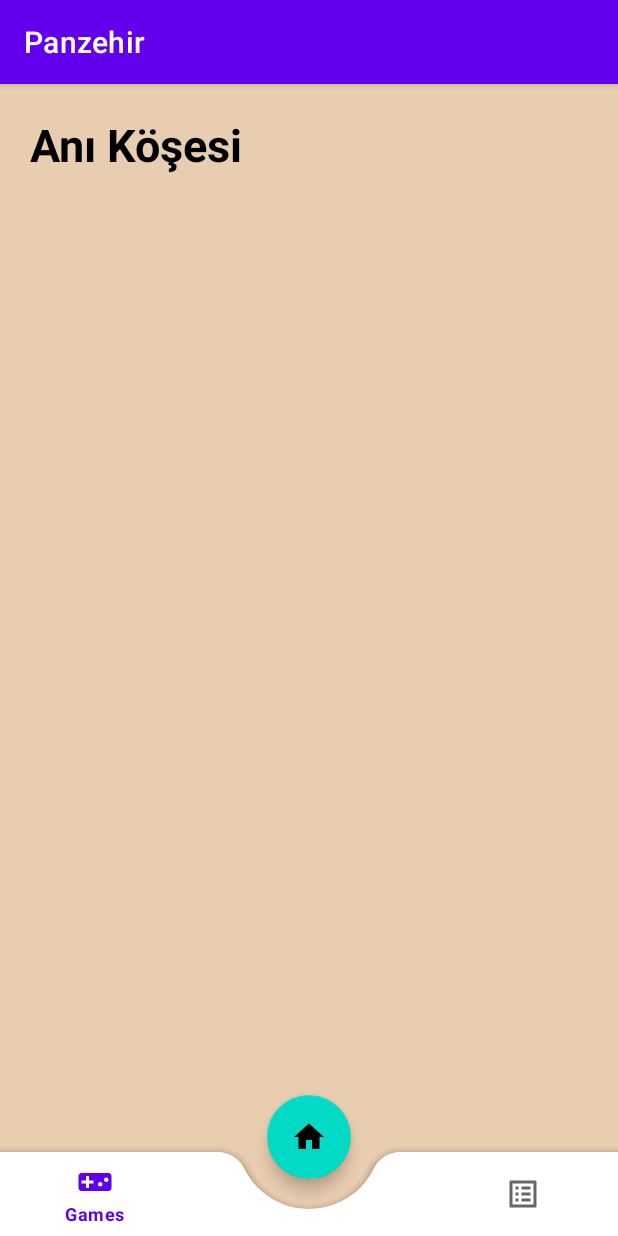
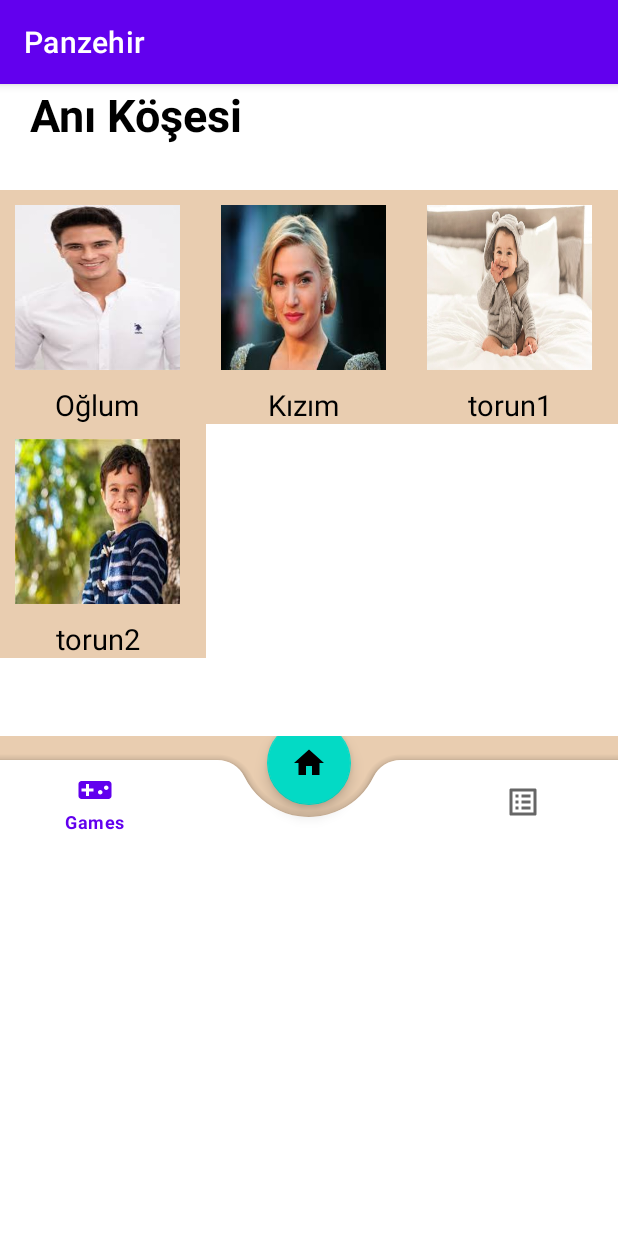
Before and after one commit to sevvalbicerr/Bitirme-Projesi-Panzehir, an Android app: the Memories screen opened through its navigation route, on a phone screen of 412 x 824 dp. Run offline under Robolectric (Android 15) with nearby library versions, the phone set to English and light mode, and no system bars; our stand-ins replace sdp/ssp sizes.

Commit message:
Anılar sayfası için gerekli GridViewAdapter Backend işlemleri ve frıntend güncellemeleri

```diff
--- /dev/null
+++ b/app/src/main/java/com/example/panzehir/model/memoriesGridModel.kt
@@ -0,0 +1,4 @@
+package com.example.panzehir.model
+
+data class memoriesGridModel(var name:String, var imageDrawable:Int) {
+}
--- /dev/null
+++ b/app/src/main/java/com/example/panzehir/view_Patient/memories/AnagramGridViewAdapter.kt
@@ -0,0 +1,60 @@
+package com.example.panzehir.view_Patient.memories
+
+import android.content.Context
+import android.view.LayoutInflater
+import android.view.View
+import android.view.ViewGroup
+import android.widget.BaseAdapter
+import android.widget.ImageView
+import android.widget.TextView
+import com.example.panzehir.R
+import com.example.panzehir.databinding.GridviewformemoriesfragmentBinding
+import com.example.panzehir.model.memoriesGridModel
+
+class AnagramGridViewAdapter(val listOfPosts: ArrayList<memoriesGridModel>,  context: Context
+): BaseAdapter() {
+    private lateinit var itemBinding: GridviewformemoriesfragmentBinding
+    val inflater: LayoutInflater = LayoutInflater.from(context)
+    //var context: Context? = null
+
+    override fun getCount(): Int {
+       return listOfPosts.size
+    }
+
+    override fun getItem(position: Int): Any {
+        return listOfPosts.get(position)
+    }
+
+    override fun getItemId(position: Int): Long {
+        return position.toLong()
+    }
+
+
+    override fun getView(position: Int, convertView: View?, parent: ViewGroup?): View {
+
+        var view=convertView
+        val holder: ItemViewHolder
+        if (view == null) {
+            itemBinding = GridviewformemoriesfragmentBinding.inflate(inflater)
+            view = itemBinding.root
+            holder = ItemViewHolder()
+            holder.name = itemBinding.tv
+            holder.icon = itemBinding.ivGallery
+            view.tag = holder
+        } else {
+            holder = view.tag as ItemViewHolder
+        }
+        holder.name!!.text= this.listOfPosts[position].name
+        holder.icon!!.setImageResource(this.listOfPosts[position].imageDrawable)
+        return view
+
+        //val myView= GridviewformemoriesfragmentBinding.inflate(LayoutInflater.from(parent!!.context),parent,false)
+
+
+    }
+    internal class ItemViewHolder {
+        var name: TextView? = null
+        var icon: ImageView? = null
+    }
+
+}
--- a/app/src/main/java/com/example/panzehir/view_Patient/memories/Memories.kt
+++ b/app/src/main/java/com/example/panzehir/view_Patient/memories/Memories.kt
@@ -5,18 +5,41 @@ import androidx.fragment.app.Fragment
 import android.view.LayoutInflater
 import android.view.View
 import android.view.ViewGroup
+import android.widget.AdapterView
+import android.widget.Toast
 import androidx.lifecycle.ViewModelProvider
+import com.example.panzehir.R
 import com.example.panzehir.databinding.MemoriesFragmentBinding
+import com.example.panzehir.model.memoriesGridModel
 import com.example.panzehir.viewModelPatient.memoriesViewModel.MemoriesViewModel
 
 class Memories : Fragment() {
 
-
+    var listOfPosts= ArrayList<memoriesGridModel>()
     private var _binding: MemoriesFragmentBinding?=null
     private val binding get() = _binding!!
+
+   lateinit var  adapter :AnagramGridViewAdapter
+    var images= intArrayOf(
+        R.drawable.boy,
+        R.drawable.daughter,
+        R.drawable.torun,
+        R.drawable.torun2
+    )
+    var names= arrayOf(
+        "Oğlum",
+        "Kızım",
+        "torun1",
+        "torun2"
+    )
+
+
+
     private  val viewModel: MemoriesViewModel by lazy {
         ViewModelProvider(this)[MemoriesViewModel::class.java]
     }
+
+
 
     override fun onCreateView(
         inflater: LayoutInflater, container: ViewGroup?,
@@ -35,6 +58,23 @@ class Memories : Fragment() {
         binding.bottomNavigationView.menu.getItem(1).isEnabled = false
         binding.bottomNavigationView.menu.getItem(2).isEnabled = false
 
+       //GridView Memories sayfası için adaptere gönderilecek liste
+        for (i in names.indices){
+            listOfPosts.add(memoriesGridModel(names[i],images[i]))
+        }
+        //Gridview Adapter
+        adapter= AnagramGridViewAdapter(listOfPosts,context!!)
+        binding.memoriesGridView.adapter=adapter
+        setupGridView()
+    }
+    private fun setupGridView() {
+        binding.memoriesGridView.onItemClickListener =
+            AdapterView.OnItemClickListener { parent, v, position, id ->
+                Toast.makeText(
+                    context, " Clicked Position: " + (position + 1),
+                    Toast.LENGTH_SHORT
+                ).show()
+            }
     }
 
 
--- /dev/null
+++ b/app/src/main/res/layout/gridviewformemoriesfragment.xml
@@ -0,0 +1,31 @@
+<?xml version="1.0" encoding="utf-8"?>
+<LinearLayout
+        xmlns:android="http://schemas.android.com/apk/res/android"
+        android:layout_width="match_parent"
+        android:layout_height="match_parent"
+        android:orientation="vertical"
+        android:background="@color/xmlBackground"
+
+>
+    <ImageView
+            android:layout_height="130dp"
+            android:layout_width="130dp"
+            android:padding="10dp"
+            android:id="@+id/ivGallery"
+            android:src="@mipmap/ic_launcher_round"
+            android:scaleType="fitXY"
+
+    />
+
+    <TextView
+            android:layout_width="130dp"
+            android:layout_height="wrap_content"
+            android:id="@+id/tv"
+            android:gravity="center"
+            android:textColor="#000"
+
+            android:textSize="19dp"
+            android:text="hello"/>
+
+
+</LinearLayout>
--- a/app/src/main/res/layout/memories_fragment.xml
+++ b/app/src/main/res/layout/memories_fragment.xml
@@ -1,36 +1,40 @@
 <?xml version="1.0" encoding="utf-8"?>
-<androidx.coordinatorlayout.widget.CoordinatorLayout
+<LinearLayout
         xmlns:android="http://schemas.android.com/apk/res/android"
         xmlns:tools="http://schemas.android.com/tools"
         xmlns:app="http://schemas.android.com/apk/res-auto"
+        android:layout_width="match_parent"
+        android:orientation="vertical"
+        android:layout_height="wrap_content">
+
+    <TextView
+            android:layout_width="match_parent"
+            android:layout_height="wrap_content"
+            android:id="@+id/memoriesTitle"
+            android:layout_marginStart="20dp"
+            android:textColor="@color/black"
+            android:textSize="30sp"
+            android:textStyle="bold"
+            android:text="@string/memories"/>
+    <GridView
+            android:layout_width="fill_parent"
+            android:layout_height="wrap_content"
+            android:footerDividersEnabled="false"
+            android:id="@+id/memoriesGridView"
+            android:layout_marginTop="30dp"
+            android:numColumns="3"
+            android:layout_marginBottom="@dimen/_40sdp"
+
+    />
+
+    <androidx.coordinatorlayout.widget.CoordinatorLayout
+
             android:layout_width="match_parent"
             android:layout_height="match_parent"
             android:background="@color/xmlBackground"
             tools:context=".view_Patient.memories.Memories">
 
-    <FrameLayout
-            android:layout_width="match_parent"
-            android:layout_height="match_parent">
 
-        <TextView
-                android:layout_width="match_parent"
-                android:layout_height="match_parent"
-                android:id="@+id/memoriesTitle"
-                android:layout_margin="20dp"
-                android:textColor="@color/black"
-                android:textSize="30sp"
-                android:textStyle="bold"
-                android:text="@string/memories"/>
-        <GridView
-                android:layout_width="match_parent"
-                android:layout_height="match_parent"
-                android:id="@+id/memoriesGridView"
-                android:layout_marginTop="60dp"
-
-        />
-
-
-    </FrameLayout>
 
 
 
@@ -63,3 +67,4 @@
 
 
     </androidx.coordinatorlayout.widget.CoordinatorLayout>
+</LinearLayout>
```
Also changed, not shown: app/src/main/res/layout/home_fragment.xml (+18 -32 lines), app/src/main/res/drawable-v24/me.jpg (added), app/src/main/res/drawable/boy.jpg (added), app/src/main/res/drawable/daughter.jpg (added), app/src/main/res/drawable/torun.jpg (added), app/src/main/res/drawable/torun2.jpg (added). Lines whose indentation alone changed are shown as unchanged.
